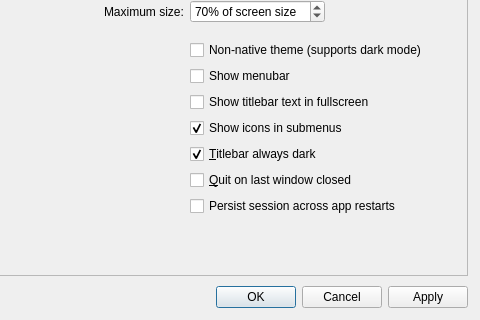
The window that src/qvoptionsdialog.ui (mohammad-alisafaee/qView) describes before a commit, drawn with Qt 5; both pictures show x 180 to 660 and y 240 to 560 of the 660 by 560 pixel window.
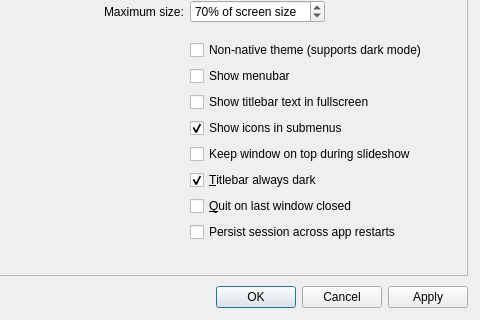
The same window after the commit.

Commit message: Option to keep window on top during slideshow

Diff of the .ui file:
```diff
--- a/src/qvoptionsdialog.ui
+++ b/src/qvoptionsdialog.ui
@@ -71,7 +71,7 @@
            <x>0</x>
            <y>0</y>
            <width>482</width>
-           <height>474</height>
+           <height>497</height>
           </rect>
          </property>
          <property name="sizePolicy">
@@ -335,6 +335,13 @@
            </widget>
           </item>
           <item row="15" column="1">
+           <widget class="QCheckBox" name="slideshowKeepsWindowOnTopCheckbox">
+            <property name="text">
+             <string>Keep window on top during slideshow</string>
+            </property>
+           </widget>
+          </item>
+          <item row="16" column="1">
            <widget class="QCheckBox" name="darkTitlebarCheckbox">
             <property name="toolTip">
              <string>Choose whether or not the titlebar should always be dark regardless of your chosen macOS appearance</string>
@@ -347,14 +354,14 @@
             </property>
            </widget>
           </item>
-          <item row="16" column="1">
+          <item row="17" column="1">
            <widget class="QCheckBox" name="quitOnLastWindowCheckbox">
             <property name="text">
              <string>&amp;Quit on last window closed</string>
             </property>
            </widget>
           </item>
-          <item row="17" column="1">
+          <item row="18" column="1">
            <widget class="QCheckBox" name="persistSessionCheckbox">
             <property name="text">
              <string>Persist session across app restarts</string>
```
The commit also changes 5 other files.
